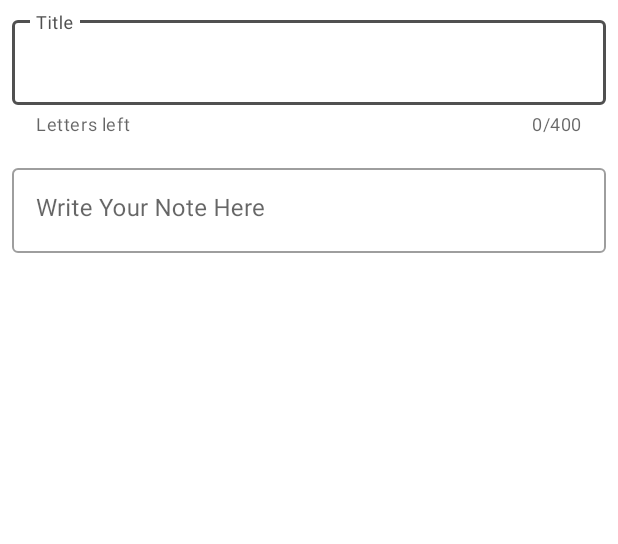
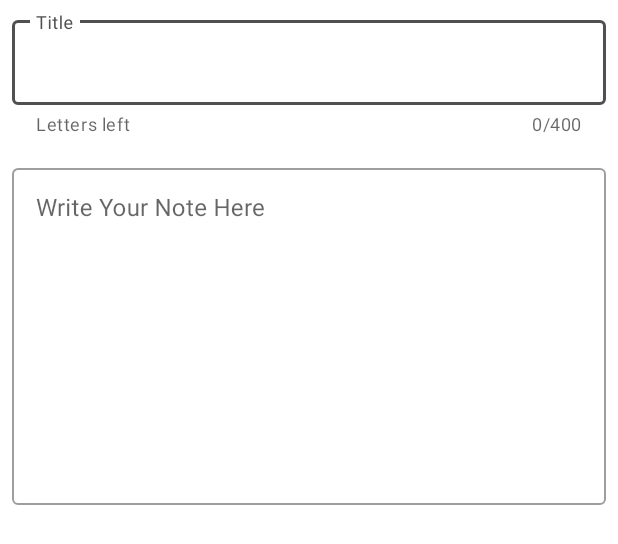
Before and after one commit to michaelzap94/lasantabiblia, an Android app: the layout note_dialog.xml on its own in the app's theme, with its tools: preview values and no code run, on a phone screen of 412 x 824 dp. Shown: the top 544 px of the screen. Run offline under Robolectric (Android 15) with nearby library versions, the light colour scheme and no system bars.

Commit message:
added next and lines

```diff
--- a/app/src/main/res/layout/note_dialog.xml
+++ b/app/src/main/res/layout/note_dialog.xml
@@ -41,12 +41,15 @@
             app:counterMaxLength="400"
             app:helperTextEnabled="true"
             app:helperText="Letters left"
-            android:hint="Title">
+            android:hint="Title"
+            >
 
             <com.google.android.material.textfield.TextInputEditText
                 android:layout_width="match_parent"
                 android:layout_height="wrap_content"
                 android:inputType="textCapWords"
+                android:imeOptions="actionNext"
+                android:nextFocusDown="@+id/addNoteContent"
                 />
 
         </com.google.android.material.textfield.TextInputLayout>
@@ -68,6 +71,7 @@
                 android:ems="10"
                 android:textColor="#000000"
                 android:inputType="text|textAutoComplete|textMultiLine|textLongMessage"
+                android:minLines="10"
                 />
 
         </com.google.android.material.textfield.TextInputLayout>
```
